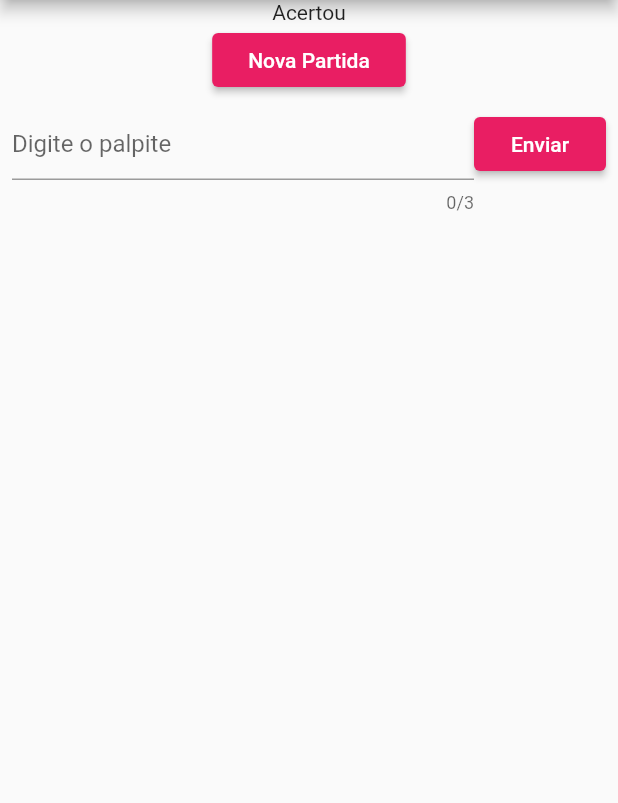
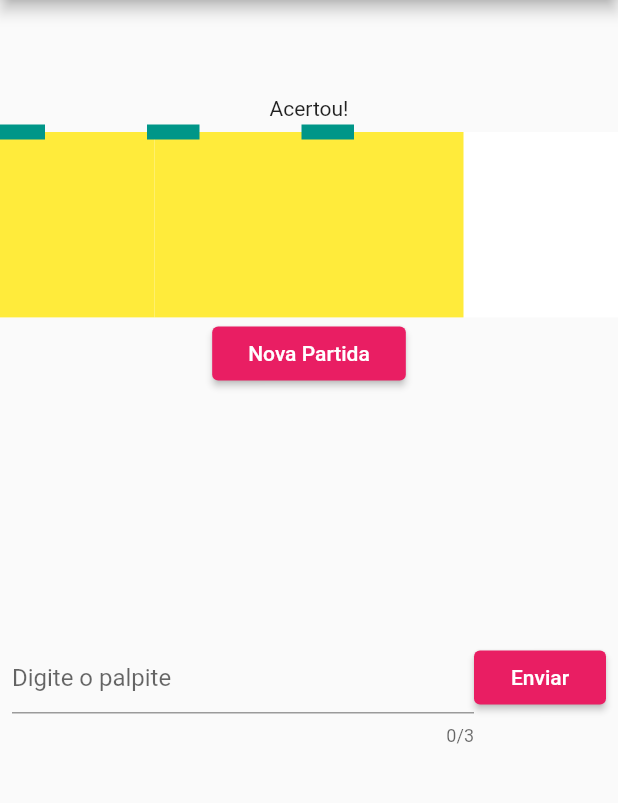
Before and after one commit to PierreVieira/PiPalp, a Flutter app: the screen it shows after launch, on a phone screen of 412 x 824 dp, the part 84-887 px from its top. Run offline on Flutter 3.47's test engine with Material 2 defaults, Android fonts, the phone set to English and light mode, and no system bars.

Commit message:
display.dart

```diff
--- a/lib/components/display.dart
+++ b/lib/components/display.dart
@@ -1,9 +1,35 @@
 import 'package:flutter/material.dart';
-import 'package:project/components/led_display.dart';
+import 'package:project/models/componente_display.dart';
+import 'package:project/models/led_display.dart';
 
 class Display extends StatelessWidget {
+  final int _numero;
+
+  Display(this._numero);
+
   @override
   Widget build(BuildContext context) {
-    return LedDisplay(0, 0);
+    if(_numero > 99){
+      return Row(
+        children: <Widget>[
+          ComponenteDisplay(),
+          ComponenteDisplay(),
+          ComponenteDisplay(),
+        ],
+      );
+    }
+    else if (_numero > 9){
+      return Row(
+        children: <Widget>[
+          ComponenteDisplay(),
+          ComponenteDisplay(),
+        ],
+      );
+    }
+    return Row(
+      children: <Widget>[
+        ComponenteDisplay(),
+      ],
+    );
   }
 }
--- /dev/null
+++ b/lib/models/componente_display.dart
@@ -0,0 +1,19 @@
+import 'package:flutter/material.dart';
+
+import 'led_display.dart';
+
+class ComponenteDisplay extends StatelessWidget {
+  @override
+  Widget build(BuildContext context) {
+    return LayoutBuilder(
+      builder: (_, constraints) => Container(
+        width: 0.25*MediaQuery.of(context).size.width,
+        height: 0.15*MediaQuery.of(context).size.height,
+        color: Colors.yellow,
+        child: CustomPaint(
+          painter: ShapePainter(),
+        ),
+      ),
+    );
+  }
+}
--- a/lib/screens/game.dart
+++ b/lib/screens/game.dart
@@ -1,7 +1,8 @@
 import 'package:flutter/material.dart';
+import 'package:project/components/display.dart';
 import 'package:project/components/envio_resposta/envio_resposta.dart';
 
-final String _textoStatus = 'Acertou';
+final String _textoStatus = 'Acertou!';
 final String _titleAppBar = 'PiPalp';
 final String _textoBotaoNovaPartida = 'Nova Partida';
 
@@ -30,12 +31,22 @@ class JogoAdivinha extends StatelessWidget {
       ),
       body: Column(
         children: <Widget>[
-          Text(_textoStatus),
+          Padding(
+            padding: const EdgeInsets.only(top: 64.0, bottom: 8.0),
+            child: Text(_textoStatus),
+          ),
+          Container(
+            color: Colors.white,
+            child: Display(300),
+          ),
           RaisedButton(
             onPressed: () {},
             child: Text(_textoBotaoNovaPartida),
           ),
-          EnvioRespostaField(),
+          Padding(
+            padding: const EdgeInsets.only(top: 160.0),
+            child: EnvioRespostaField(),
+          ),
         ],
       ),
     );
```
Also changed, not shown: lib/components/led_display.dart (deleted, +0 -45 lines), lib/models/led_display.dart (added, +20 -0 lines).
